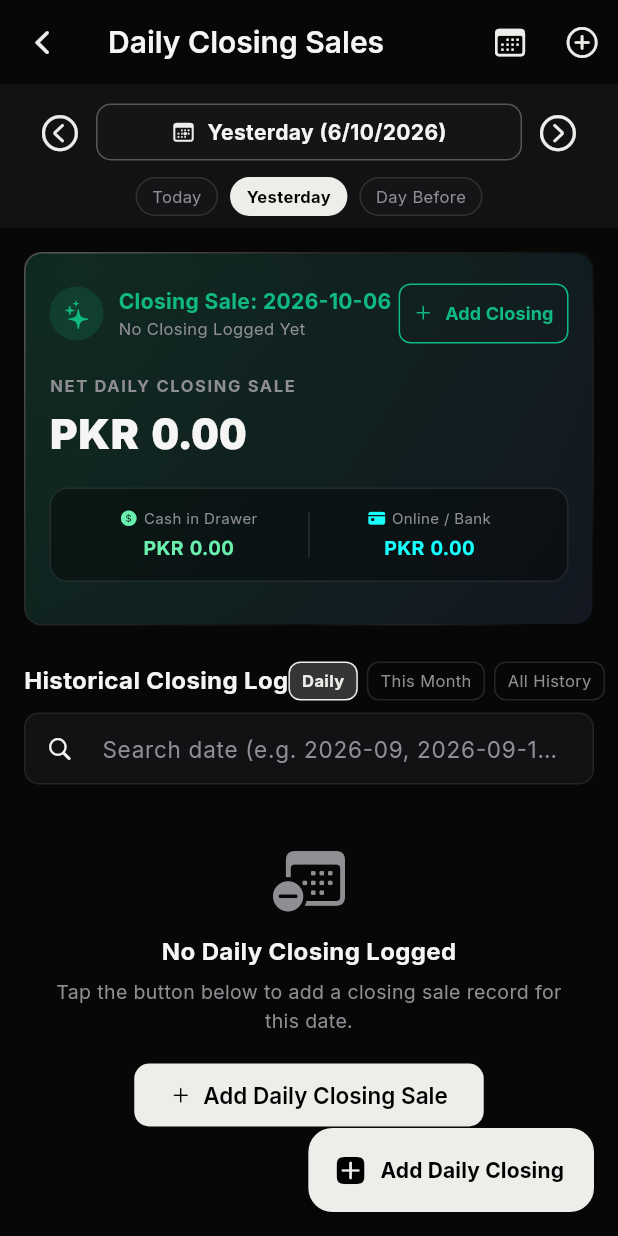
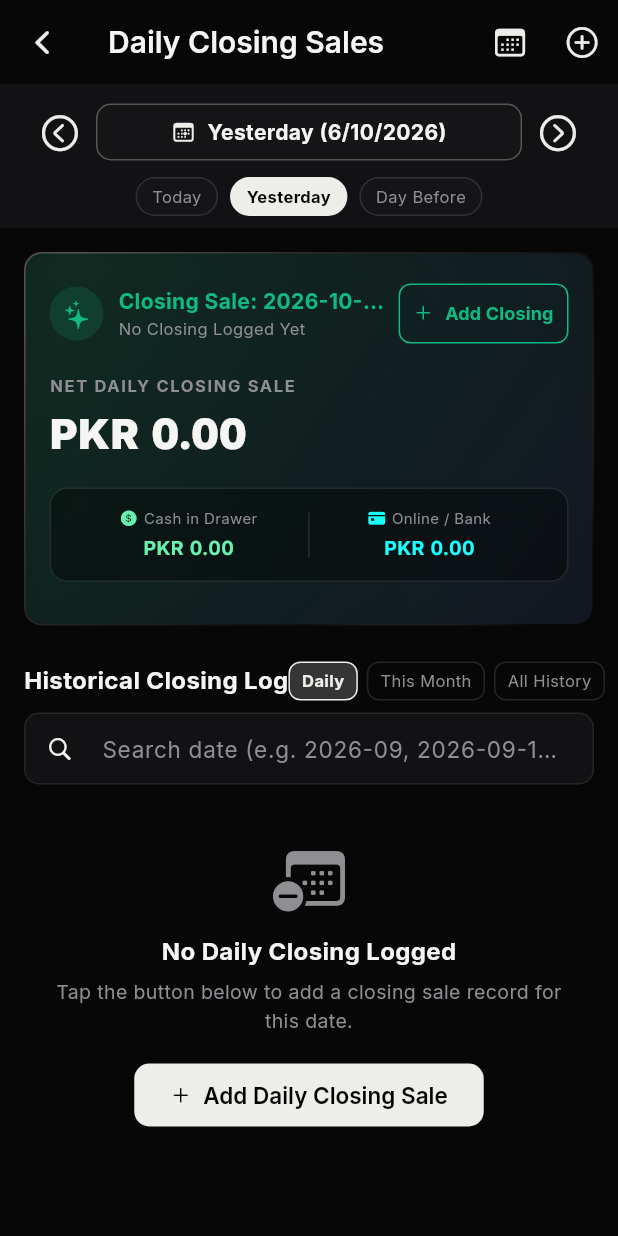
Before and after one commit to SaimSuhailQu/ssmart-pos, a Flutter app: the DailyClosingsScreen screen opened directly, after a tap on an icon or button, on a phone screen of 412 x 824 dp. Run offline on Flutter 3.47's test engine with Material 3 defaults, Android fonts, the phone set to English and light mode, and no system bars; our stand-ins replace device_info_plus, firebase_auth, firebase_core, firebase_database, fl_chart, flutter_dotenv and 6 more; missing offline and left inert: cryptography, mobile_scanner; accounts and stored records are empty.

Commit message:
fix(ui): daily closings screen overlapping buttons and clipped card action
- Remove the redundant extended FAB: it overlapped the empty-state
  'Add Daily Closing Sale' button (AppBar, card, and empty state all
  already offer the add flow)
- Constrain the hero card header title with Expanded + ellipsis so the
  Add/Edit button is no longer pushed off the card edge

```diff
--- a/flutter_admin_app/lib/features/dashboard/screens/daily_closings_screen.dart
+++ b/flutter_admin_app/lib/features/dashboard/screens/daily_closings_screen.dart
@@ -146,19 +146,6 @@ class _DailyClosingsScreenState extends State<DailyClosingsScreen> {
             ),
           ),
         ],
-      ),
-      floatingActionButton: FloatingActionButton.extended(
-        backgroundColor: AppTheme.primaryCyan,
-        foregroundColor: Colors.black,
-        icon: const Icon(CupertinoIcons.plus_app_fill, color: Colors.black),
-        label: const Text(
-          'Add Daily Closing',
-          style: TextStyle(fontWeight: FontWeight.bold, fontSize: 14),
-        ),
-        onPressed: () => ManualClosingDialog.show(
-          context,
-          initialDate: _selectedDate,
-        ),
       ),
       body: StreamBuilder<List<DailyClosingModel>>(
         stream: firebaseService.getDailyClosingsStream(),
@@ -362,7 +349,8 @@ class _DailyClosingsScreenState extends State<DailyClosingsScreen> {
               Row(
                 mainAxisAlignment: MainAxisAlignment.spaceBetween,
                 children: [
-                  Row(
+                  Expanded(
+                    child: Row(
                       children: [
                         Container(
                           padding: const EdgeInsets.all(8),
@@ -373,11 +361,13 @@ class _DailyClosingsScreenState extends State<DailyClosingsScreen> {
                           child: const Icon(CupertinoIcons.sparkles, color: AppTheme.successGreen, size: 20),
                         ),
                         const SizedBox(width: 10),
-                      Column(
+                        Expanded(
+                          child: Column(
                             crossAxisAlignment: CrossAxisAlignment.start,
                             children: [
                               Text(
                                 'Closing Sale: $dateKey',
+                                overflow: TextOverflow.ellipsis,
                                 style: const TextStyle(
                                   color: AppTheme.successGreen,
                                   fontSize: 14,
@@ -392,8 +382,11 @@ class _DailyClosingsScreenState extends State<DailyClosingsScreen> {
                               ),
                             ],
                           ),
+                        ),
                       ],
                     ),
+                  ),
+                  const SizedBox(width: 8),
                   Row(
                     children: [
                       if (primaryClosing != null) ...[
```
Lines whose indentation alone changed are shown as unchanged.
